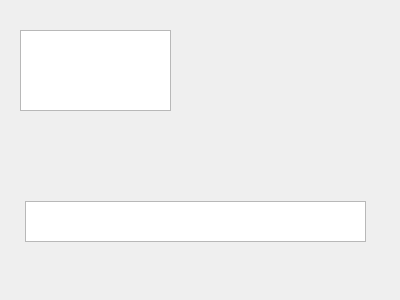
Qt form matchscreen.ui (walsh06/grifball) before a commit.
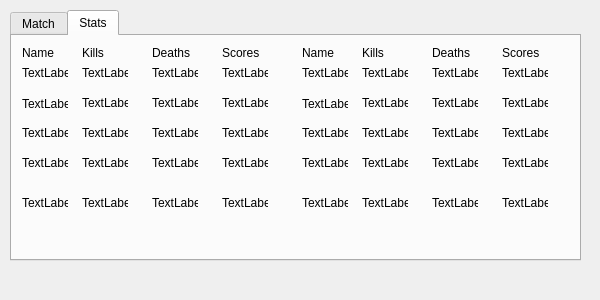
The same form after that commit. The open tabs and pages were chosen to show the change.

Commit message: Added stat page, added rounds

What changed in the file:
```diff
--- a/matchscreen.ui
+++ b/matchscreen.ui
@@ -6,32 +6,699 @@
    <rect>
     <x>0</x>
     <y>0</y>
-    <width>400</width>
+    <width>600</width>
     <height>300</height>
    </rect>
   </property>
   <property name="windowTitle">
    <string>Form</string>
   </property>
-  <widget class="QTextBrowser" name="killfeed">
+  <widget class="QTabWidget" name="MatchTabs">
    <property name="geometry">
     <rect>
-     <x>20</x>
-     <y>30</y>
-     <width>151</width>
-     <height>81</height>
+     <x>10</x>
+     <y>10</y>
+     <width>571</width>
+     <height>251</height>
     </rect>
    </property>
-  </widget>
-  <widget class="QTextBrowser" name="mainOutput">
-   <property name="geometry">
-    <rect>
-     <x>25</x>
-     <y>201</y>
-     <width>341</width>
-     <height>41</height>
-    </rect>
+   <property name="currentIndex">
+    <number>0</number>
    </property>
+   <widget class="QWidget" name="Match">
+    <attribute name="title">
+     <string>Match</string>
+    </attribute>
+    <widget class="QTextBrowser" name="mainOutput">
+     <property name="geometry">
+      <rect>
+       <x>110</x>
+       <y>180</y>
+       <width>341</width>
+       <height>41</height>
+      </rect>
+     </property>
+    </widget>
+    <widget class="QTextBrowser" name="killfeed">
+     <property name="geometry">
+      <rect>
+       <x>10</x>
+       <y>90</y>
+       <width>151</width>
+       <height>81</height>
+      </rect>
+     </property>
+    </widget>
+   </widget>
+   <widget class="QWidget" name="Stats">
+    <attribute name="title">
+     <string>Stats</string>
+    </attribute>
+    <widget class="QWidget" name="widget" native="true">
+     <property name="geometry">
+      <rect>
+       <x>0</x>
+       <y>0</y>
+       <width>281</width>
+       <height>221</height>
+      </rect>
+     </property>
+     <widget class="QLabel" name="label_3">
+      <property name="geometry">
+       <rect>
+        <x>210</x>
+        <y>10</y>
+        <width>46</width>
+        <height>13</height>
+       </rect>
+      </property>
+      <property name="text">
+       <string>Scores</string>
+      </property>
+     </widget>
+     <widget class="QLabel" name="label_2">
+      <property name="geometry">
+       <rect>
+        <x>140</x>
+        <y>10</y>
+        <width>46</width>
+        <height>13</height>
+       </rect>
+      </property>
+      <property name="text">
+       <string>Deaths</string>
+      </property>
+     </widget>
+     <widget class="QLabel" name="label">
+      <property name="geometry">
+       <rect>
+        <x>70</x>
+        <y>10</y>
+        <width>46</width>
+        <height>13</height>
+       </rect>
+      </property>
+      <property name="text">
+       <string>Kills</string>
+      </property>
+     </widget>
+     <widget class="QLabel" name="label_4">
+      <property name="geometry">
+       <rect>
+        <x>10</x>
+        <y>10</y>
+        <width>46</width>
+        <height>13</height>
+       </rect>
+      </property>
+      <property name="text">
+       <string>Name</string>
+      </property>
+     </widget>
+     <widget class="QLabel" name="one_two">
+      <property name="geometry">
+       <rect>
+        <x>10</x>
+        <y>60</y>
+        <width>46</width>
+        <height>16</height>
+       </rect>
+      </property>
+      <property name="text">
+       <string>TextLabel</string>
+      </property>
+     </widget>
+     <widget class="QLabel" name="one_one">
+      <property name="geometry">
+       <rect>
+        <x>10</x>
+        <y>30</y>
+        <width>46</width>
+        <height>13</height>
+       </rect>
+      </property>
+      <property name="text">
+       <string>TextLabel</string>
+      </property>
+     </widget>
+     <widget class="QLabel" name="one_three">
+      <property name="geometry">
+       <rect>
+        <x>10</x>
+        <y>90</y>
+        <width>46</width>
+        <height>13</height>
+       </rect>
+      </property>
+      <property name="text">
+       <string>TextLabel</string>
+      </property>
+     </widget>
+     <widget class="QLabel" name="one_four">
+      <property name="geometry">
+       <rect>
+        <x>10</x>
+        <y>120</y>
+        <width>46</width>
+        <height>13</height>
+       </rect>
+      </property>
+      <property name="text">
+       <string>TextLabel</string>
+      </property>
+     </widget>
+     <widget class="QLabel" name="one_five">
+      <property name="geometry">
+       <rect>
+        <x>10</x>
+        <y>160</y>
+        <width>46</width>
+        <height>13</height>
+       </rect>
+      </property>
+      <property name="text">
+       <string>TextLabel</string>
+      </property>
+     </widget>
+     <widget class="QLabel" name="one_one_kills">
+      <property name="geometry">
+       <rect>
+        <x>70</x>
+        <y>30</y>
+        <width>46</width>
+        <height>13</height>
+       </rect>
+      </property>
+      <property name="text">
+       <string>TextLabel</string>
+      </property>
+     </widget>
+     <widget class="QLabel" name="one_one_deaths">
+      <property name="geometry">
+       <rect>
+        <x>140</x>
+        <y>30</y>
+        <width>46</width>
+        <height>13</height>
+       </rect>
+      </property>
+      <property name="text">
+       <string>TextLabel</string>
+      </property>
+     </widget>
+     <widget class="QLabel" name="one_one_scores">
+      <property name="geometry">
+       <rect>
+        <x>210</x>
+        <y>30</y>
+        <width>46</width>
+        <height>13</height>
+       </rect>
+      </property>
+      <property name="text">
+       <string>TextLabel</string>
+      </property>
+     </widget>
+     <widget class="QLabel" name="one_two_kills">
+      <property name="geometry">
+       <rect>
+        <x>70</x>
+        <y>60</y>
+        <width>46</width>
+        <height>13</height>
+       </rect>
+      </property>
+      <property name="text">
+       <string>TextLabel</string>
+      </property>
+     </widget>
+     <widget class="QLabel" name="one_two_deaths">
+      <property name="geometry">
+       <rect>
+        <x>140</x>
+        <y>60</y>
+        <width>46</width>
+        <height>13</height>
+       </rect>
+      </property>
+      <property name="text">
+       <string>TextLabel</string>
+      </property>
+     </widget>
+     <widget class="QLabel" name="one_two_scores">
+      <property name="geometry">
+       <rect>
+        <x>210</x>
+        <y>60</y>
+        <width>46</width>
+        <height>13</height>
+       </rect>
+      </property>
+      <property name="text">
+       <string>TextLabel</string>
+      </property>
+     </widget>
+     <widget class="QLabel" name="one_three_kills">
+      <property name="geometry">
+       <rect>
+        <x>70</x>
+        <y>90</y>
+        <width>46</width>
+        <height>13</height>
+       </rect>
+      </property>
+      <property name="text">
+       <string>TextLabel</string>
+      </property>
+     </widget>
+     <widget class="QLabel" name="one_three_deaths">
+      <property name="geometry">
+       <rect>
+        <x>140</x>
+        <y>90</y>
+        <width>46</width>
+        <height>13</height>
+       </rect>
+      </property>
+      <property name="text">
+       <string>TextLabel</string>
+      </property>
+     </widget>
+     <widget class="QLabel" name="one_three_scores">
+      <property name="geometry">
+       <rect>
+        <x>210</x>
+        <y>90</y>
+        <width>46</width>
+        <height>13</height>
+       </rect>
+      </property>
+      <property name="text">
+       <string>TextLabel</string>
+      </property>
+     </widget>
+     <widget class="QLabel" name="one_four_kills">
+      <property name="geometry">
+       <rect>
+        <x>70</x>
+        <y>120</y>
+        <width>46</width>
+        <height>13</height>
+       </rect>
+      </property>
+      <property name="text">
+       <string>TextLabel</string>
+      </property>
+     </widget>
+     <widget class="QLabel" name="one_five_kills">
+      <property name="geometry">
+       <rect>
+        <x>70</x>
+        <y>160</y>
+        <width>46</width>
+        <height>13</height>
+       </rect>
+      </property>
+      <property name="text">
+       <string>TextLabel</string>
+      </property>
+     </widget>
+     <widget class="QLabel" name="one_four_deaths">
+      <property name="geometry">
+       <rect>
+        <x>140</x>
+        <y>120</y>
+        <width>46</width>
+        <height>13</height>
+       </rect>
+      </property>
+      <property name="text">
+       <string>TextLabel</string>
+      </property>
+     </widget>
+     <widget class="QLabel" name="one_five_deaths">
+      <property name="geometry">
+       <rect>
+        <x>140</x>
+        <y>160</y>
+        <width>46</width>
+        <height>13</height>
+       </rect>
+      </property>
+      <property name="text">
+       <string>TextLabel</string>
+      </property>
+     </widget>
+     <widget class="QLabel" name="one_four_scores">
+      <property name="geometry">
+       <rect>
+        <x>210</x>
+        <y>120</y>
+        <width>46</width>
+        <height>13</height>
+       </rect>
+      </property>
+      <property name="text">
+       <string>TextLabel</string>
+      </property>
+     </widget>
+     <widget class="QLabel" name="one_five_scores">
+      <property name="geometry">
+       <rect>
+        <x>210</x>
+        <y>160</y>
+        <width>46</width>
+        <height>13</height>
+       </rect>
+      </property>
+      <property name="text">
+       <string>TextLabel</string>
+      </property>
+     </widget>
+    </widget>
+    <widget class="QWidget" name="widget_2" native="true">
+     <property name="geometry">
+      <rect>
+       <x>280</x>
+       <y>0</y>
+       <width>281</width>
+       <height>221</height>
+      </rect>
+     </property>
+     <widget class="QLabel" name="label_5">
+      <property name="geometry">
+       <rect>
+        <x>210</x>
+        <y>10</y>
+        <width>46</width>
+        <height>13</height>
+       </rect>
+      </property>
+      <property name="text">
+       <string>Scores</string>
+      </property>
+     </widget>
+     <widget class="QLabel" name="label_6">
+      <property name="geometry">
+       <rect>
+        <x>140</x>
+        <y>10</y>
+        <width>46</width>
+        <height>13</height>
+       </rect>
+      </property>
+      <property name="text">
+       <string>Deaths</string>
+      </property>
+     </widget>
+     <widget class="QLabel" name="label_7">
+      <property name="geometry">
+       <rect>
+        <x>70</x>
+        <y>10</y>
+        <width>46</width>
+        <height>13</height>
+       </rect>
+      </property>
+      <property name="text">
+       <string>Kills</string>
+      </property>
+     </widget>
+     <widget class="QLabel" name="label_8">
+      <property name="geometry">
+       <rect>
+        <x>10</x>
+        <y>10</y>
+        <width>46</width>
+        <height>13</height>
+       </rect>
+      </property>
+      <property name="text">
+       <string>Name</string>
+      </property>
+     </widget>
+     <widget class="QLabel" name="two_two">
+      <property name="geometry">
+       <rect>
+        <x>10</x>
+        <y>60</y>
+        <width>46</width>
+        <height>16</height>
+       </rect>
+      </property>
+      <property name="text">
+       <string>TextLabel</string>
+      </property>
+     </widget>
+     <widget class="QLabel" name="two_one">
+      <property name="geometry">
+       <rect>
+        <x>10</x>
+        <y>30</y>
+        <width>46</width>
+        <height>13</height>
+       </rect>
+      </property>
+      <property name="text">
+       <string>TextLabel</string>
+      </property>
+     </widget>
+     <widget class="QLabel" name="two_three">
+      <property name="geometry">
+       <rect>
+        <x>10</x>
+        <y>90</y>
+        <width>46</width>
+        <height>13</height>
+       </rect>
+      </property>
+      <property name="text">
+       <string>TextLabel</string>
+      </property>
+     </widget>
+     <widget class="QLabel" name="two_four">
+      <property name="geometry">
+       <rect>
+        <x>10</x>
+        <y>120</y>
+        <width>46</width>
+        <height>13</height>
+       </rect>
+      </property>
+      <property name="text">
+       <string>TextLabel</string>
+      </property>
+     </widget>
+     <widget class="QLabel" name="two_five">
+      <property name="geometry">
+       <rect>
+        <x>10</x>
+        <y>160</y>
+        <width>46</width>
+        <height>13</height>
+       </rect>
+      </property>
+      <property name="text">
+       <string>TextLabel</string>
+      </property>
+     </widget>
+     <widget class="QLabel" name="two_one_kills">
+      <property name="geometry">
+       <rect>
+        <x>70</x>
+        <y>30</y>
+        <width>46</width>
+        <height>13</height>
+       </rect>
+      </property>
+      <property name="text">
+       <string>TextLabel</string>
+      </property>
+     </widget>
+     <widget class="QLabel" name="two_one_deaths">
+      <property name="geometry">
+       <rect>
+        <x>140</x>
+        <y>30</y>
+        <width>46</width>
+        <height>13</height>
+       </rect>
+      </property>
+      <property name="text">
+       <string>TextLabel</string>
+      </property>
+     </widget>
+     <widget class="QLabel" name="two_one_scores">
+      <property name="geometry">
+       <rect>
+        <x>210</x>
+        <y>30</y>
+        <width>46</width>
+        <height>13</height>
+       </rect>
+      </property>
+      <property name="text">
+       <string>TextLabel</string>
+      </property>
+     </widget>
+     <widget class="QLabel" name="two_two_kills">
+      <property name="geometry">
+       <rect>
+        <x>70</x>
+        <y>60</y>
+        <width>46</width>
+        <height>13</height>
+       </rect>
+      </property>
+      <property name="text">
+       <string>TextLabel</string>
+      </property>
+     </widget>
+     <widget class="QLabel" name="two_two_deaths">
+      <property name="geometry">
+       <rect>
+        <x>140</x>
+        <y>60</y>
+        <width>46</width>
+        <height>13</height>
+       </rect>
+      </property>
+      <property name="text">
+       <string>TextLabel</string>
+      </property>
+     </widget>
+     <widget class="QLabel" name="two_two_scores">
+      <property name="geometry">
+       <rect>
+        <x>210</x>
+        <y>60</y>
+        <width>46</width>
+        <height>13</height>
+       </rect>
+      </property>
+      <property name="text">
+       <string>TextLabel</string>
+      </property>
+     </widget>
+     <widget class="QLabel" name="two_three_kills">
+      <property name="geometry">
+       <rect>
+        <x>70</x>
+        <y>90</y>
+        <width>46</width>
+        <height>13</height>
+       </rect>
+      </property>
+      <property name="text">
+       <string>TextLabel</string>
+      </property>
+     </widget>
+     <widget class="QLabel" name="two_three_deaths">
+      <property name="geometry">
+       <rect>
+        <x>140</x>
+        <y>90</y>
+        <width>46</width>
+        <height>13</height>
+       </rect>
+      </property>
+      <property name="text">
+       <string>TextLabel</string>
+      </property>
+     </widget>
+     <widget class="QLabel" name="two_three_scores">
+      <property name="geometry">
+       <rect>
+        <x>210</x>
+        <y>90</y>
+        <width>46</width>
+        <height>13</height>
+       </rect>
+      </property>
+      <property name="text">
+       <string>TextLabel</string>
+      </property>
+     </widget>
+     <widget class="QLabel" name="two_four_kills">
+      <property name="geometry">
+       <rect>
+        <x>70</x>
+        <y>120</y>
+        <width>46</width>
+        <height>13</height>
+       </rect>
+      </property>
+      <property name="text">
+       <string>TextLabel</string>
+      </property>
+     </widget>
+     <widget class="QLabel" name="two_five_kills">
+      <property name="geometry">
+       <rect>
+        <x>70</x>
+        <y>160</y>
+        <width>46</width>
+        <height>13</height>
+       </rect>
+      </property>
+      <property name="text">
+       <string>TextLabel</string>
+      </property>
+     </widget>
+     <widget class="QLabel" name="two_four_deaths">
+      <property name="geometry">
+       <rect>
+        <x>140</x>
+        <y>120</y>
+        <width>46</width>
+        <height>13</height>
+       </rect>
+      </property>
+      <property name="text">
+       <string>TextLabel</string>
+      </property>
+     </widget>
+     <widget class="QLabel" name="two_five_deaths">
+      <property name="geometry">
+       <rect>
+        <x>140</x>
+        <y>160</y>
+        <width>46</width>
+        <height>13</height>
+       </rect>
+      </property>
+      <property name="text">
+       <string>TextLabel</string>
+      </property>
+     </widget>
+     <widget class="QLabel" name="two_four_scores">
+      <property name="geometry">
+       <rect>
+        <x>210</x>
+        <y>120</y>
+        <width>46</width>
+        <height>13</height>
+       </rect>
+      </property>
+      <property name="text">
+       <string>TextLabel</string>
+      </property>
+     </widget>
+     <widget class="QLabel" name="two_five_scores">
+      <property name="geometry">
+       <rect>
+        <x>210</x>
+        <y>160</y>
+        <width>46</width>
+        <height>13</height>
+       </rect>
+      </property>
+      <property name="text">
+       <string>TextLabel</string>
+      </property>
+     </widget>
+    </widget>
+   </widget>
   </widget>
  </widget>
  <resources/>
```
The commit also changes 14 other files.
